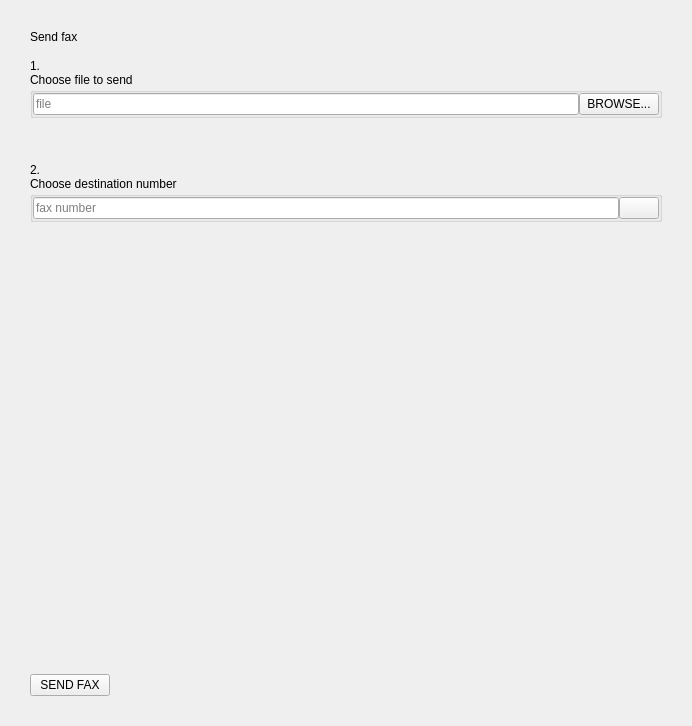
The window that xivoclient/src/xlets/fax-builtin/fax_widget.ui (wazo-platform/wazo-client-qt) describes before a commit, drawn with Qt 5.
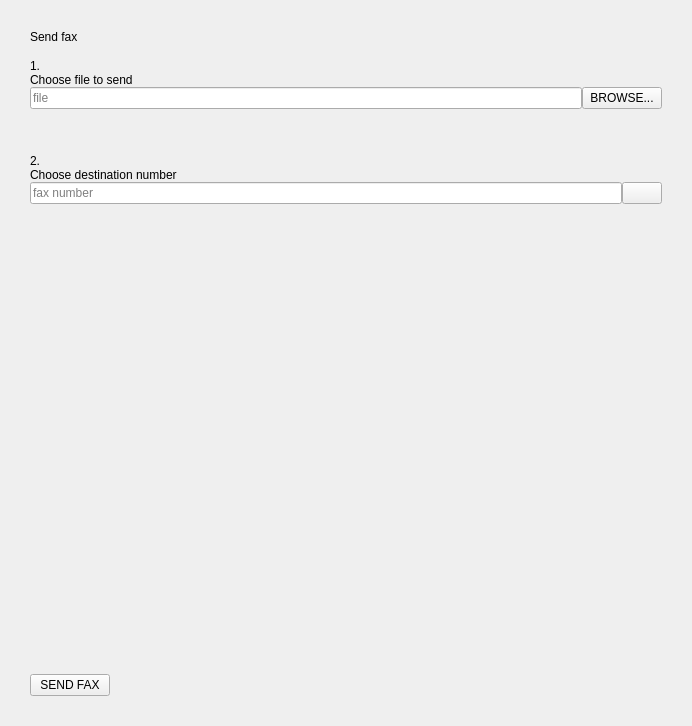
The same window after the commit. Icons and pictures are not drawn. Custom widgets are drawn as their Qt base class.

Commit message:
change QGroupBox to QFrame
QFrame is more appropriate to contain line_edit and button

The edit to the form file:
```diff
--- a/xivoclient/src/xlets/fax-builtin/fax_widget.ui
+++ b/xivoclient/src/xlets/fax-builtin/fax_widget.ui
@@ -85,7 +85,7 @@
       </widget>
      </item>
      <item>
-      <widget class="QGroupBox" name="step1_button_line_edit_group">
+      <widget class="QFrame" name="step1_button_line_edit_group">
        <property name="qss_tags" stdset="0">
         <stringlist notr="true">
          <string>line_edit_button</string>
@@ -164,10 +164,7 @@
       </widget>
      </item>
      <item>
-      <widget class="QGroupBox" name="step2_button_line_edit_group">
-       <property name="title">
-        <string/>
-       </property>
+      <widget class="QFrame" name="step2_button_line_edit_group">
        <property name="qss_tags" stdset="0">
         <stringlist notr="true">
          <string>line_edit_button</string>
```
The commit also changes 1 other file.
